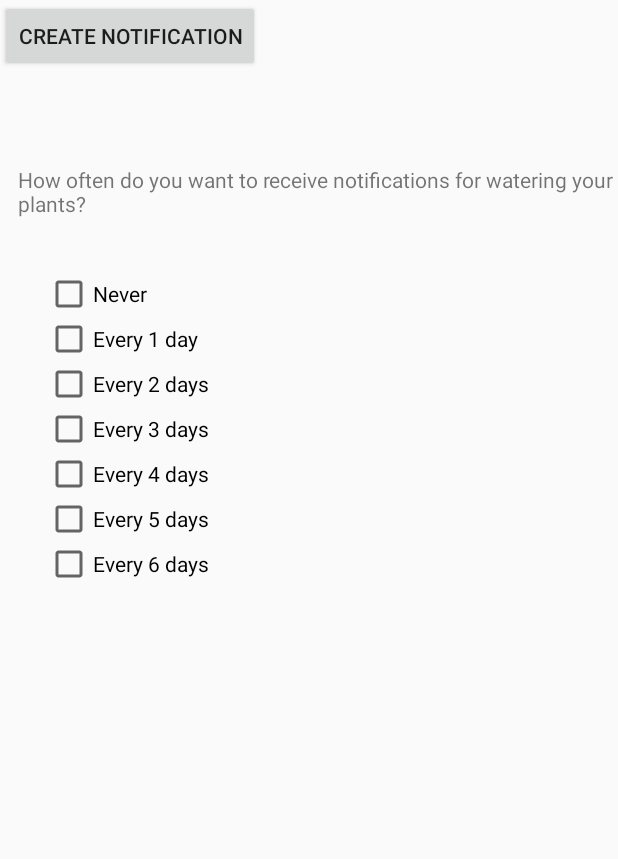
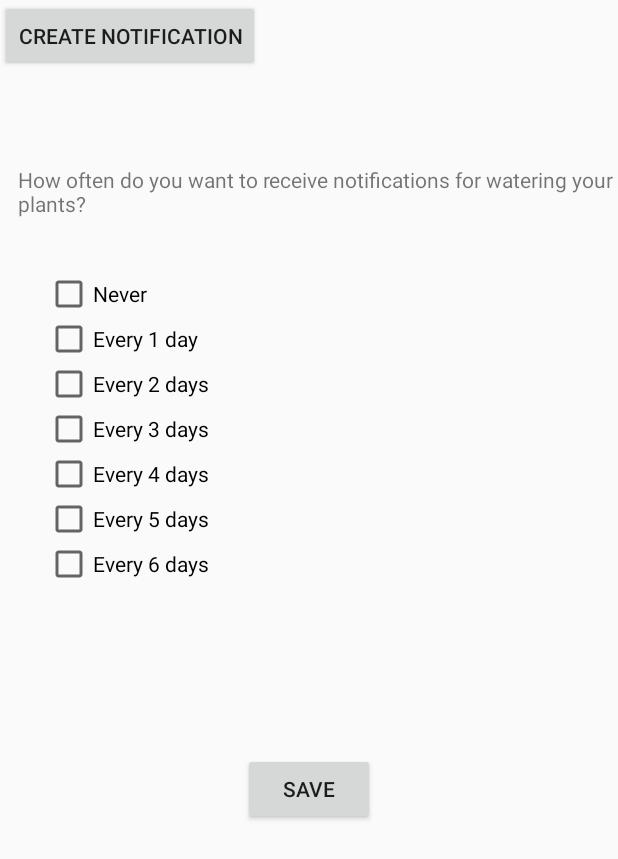
Before and after one commit to tiikachu/CMSC355TeamQ, an Android app: the layout activity_notifications.xml on its own in the app's theme, with its tools: preview values and no code run, on a phone screen of 412 x 824 dp. Shown: the top 859 px of the screen. Run offline under Robolectric (Android 15) with nearby library versions, the phone set to English and light mode, and no system bars.

Commit message:
Update SharedPreferences to Notifications.java with saveData(), loadData(), and updateView() so that when user closes app, check boxes will still save.

```diff
--- a/app/src/main/res/layout/activity_notifications.xml
+++ b/app/src/main/res/layout/activity_notifications.xml
@@ -103,4 +103,13 @@
         android:layout_marginStart="30dp"
         android:layout_marginTop="3900dp"
         android:text="Every 7 days" />
+
+    <Button
+        android:id="@+id/saveButton"
+        android:layout_width="wrap_content"
+        android:layout_height="wrap_content"
+        android:layout_alignParentBottom="true"
+        android:layout_centerHorizontal="true"
+        android:layout_marginBottom="274dp"
+        android:text="Save" />
 </RelativeLayout>
```
Also changed, not shown: app/src/main/java/com/example/pocketgarden/Notifications.java (+32 -5 lines).
